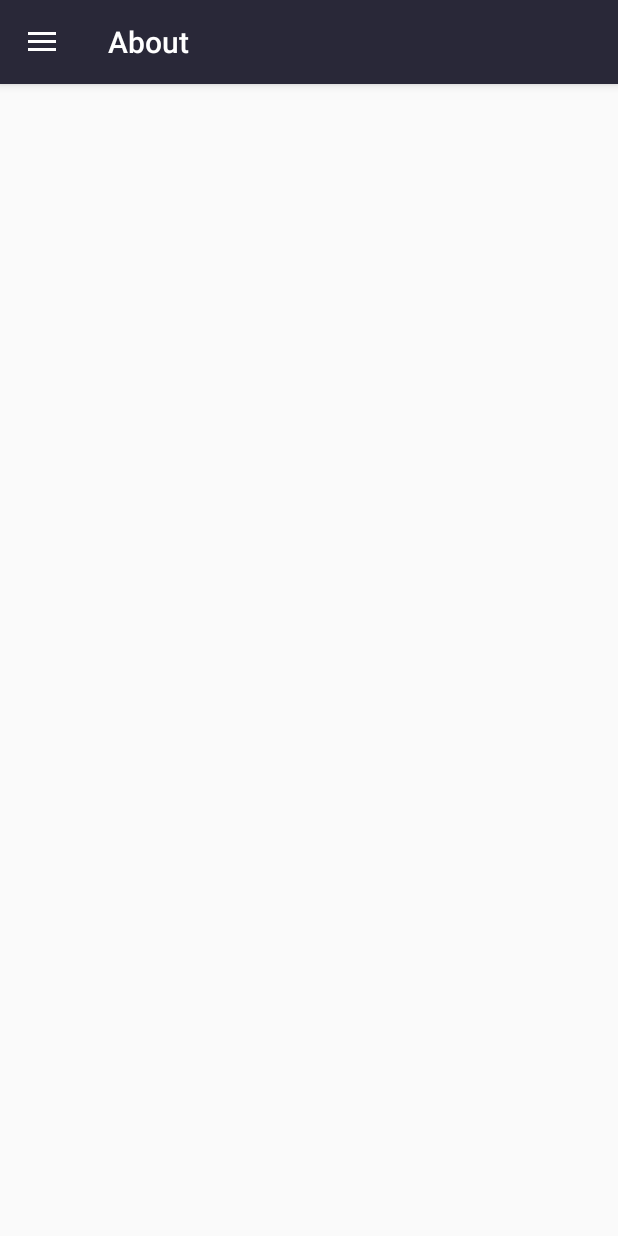
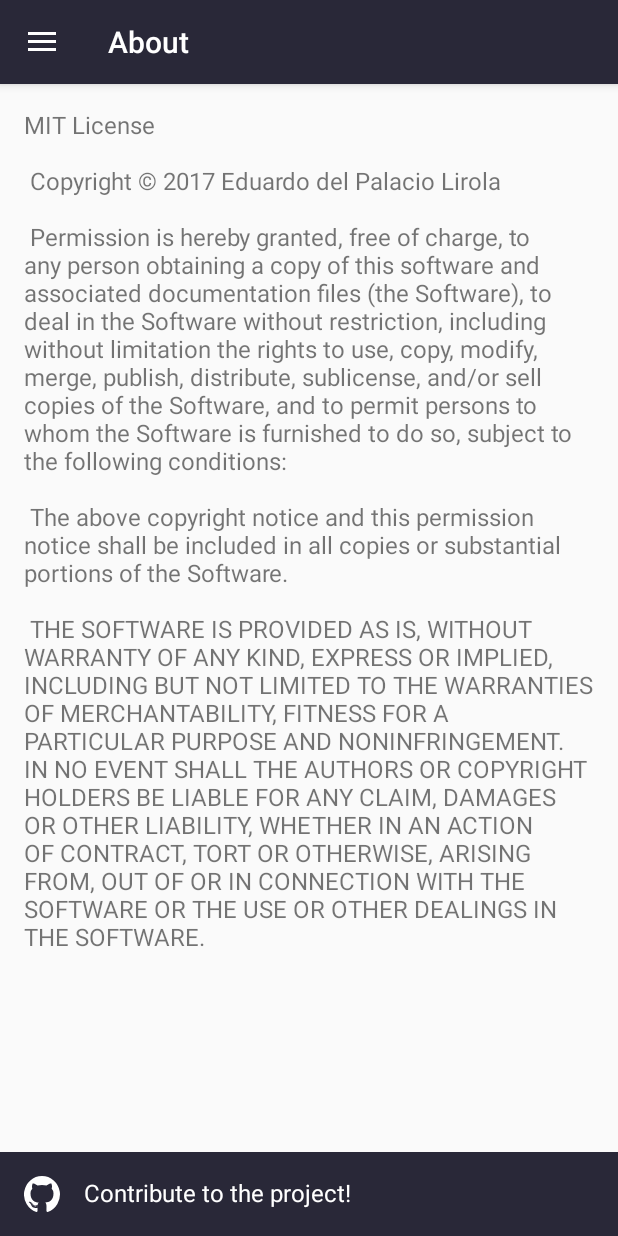
Before and after one commit to Eddydpyl/noMorse, an Android app: the screen it shows after launch (DrawerActivity), in the side drawer, after a tap on "About", on a phone screen of 412 x 824 dp. Run offline under Robolectric (Android 15) with nearby library versions, the phone set to English and light mode, and no system bars.

Commit message:
Reworked App Layout

```diff
--- a/app/src/main/java/dpyl/eddy/nomorse/Constants.java
+++ b/app/src/main/java/dpyl/eddy/nomorse/Constants.java
@@ -4,8 +4,8 @@ public class Constants {
 
     public static final String WHATSAPP_PACKAGE = "com.whatsapp";
 
+    public static final String STATE_KEY = "state";
     public static final int STATE_SETTINGS = 0;
     public static final int STATE_ABOUT = 1;
-    public static final int STATE_CONTRIBUTE = 2;
 
 }
--- a/app/src/main/java/dpyl/eddy/nomorse/view/AboutFragment.java
+++ b/app/src/main/java/dpyl/eddy/nomorse/view/AboutFragment.java
@@ -1,10 +1,13 @@
 package dpyl.eddy.nomorse.view;
 
+import android.content.Intent;
+import android.net.Uri;
 import android.os.Bundle;
 import android.support.v4.app.Fragment;
 import android.view.LayoutInflater;
 import android.view.View;
 import android.view.ViewGroup;
+import android.widget.LinearLayout;
 
 import dpyl.eddy.nomorse.R;
 
@@ -19,6 +22,15 @@ public class AboutFragment extends Fragment {
 
     @Override
     public View onCreateView(LayoutInflater inflater, ViewGroup container, Bundle savedInstanceState) {
-        return inflater.inflate(R.layout.fragment_about, container, false);
+        View view = inflater.inflate(R.layout.fragment_about, container, false);
+        LinearLayout linearLayout = view.findViewById(R.id.linearLayout_contribute);
+        linearLayout.setOnClickListener(new View.OnClickListener() {
+            @Override
+            public void onClick(View view) {
+                Intent browserIntent = new Intent(Intent.ACTION_VIEW, Uri.parse(getString(R.string.url_github)));
+                startActivity(browserIntent);
+            }
+        });
+        return view;
     }
 }
--- a/app/src/main/java/dpyl/eddy/nomorse/view/DrawerActivity.java
+++ b/app/src/main/java/dpyl/eddy/nomorse/view/DrawerActivity.java
@@ -19,12 +19,13 @@ import android.view.Menu;
 import android.view.MenuItem;
 import android.widget.ImageView;
 
-import dpyl.eddy.nomorse.Constants;
 import dpyl.eddy.nomorse.R;
 
+import static dpyl.eddy.nomorse.Constants.STATE_ABOUT;
+import static dpyl.eddy.nomorse.Constants.STATE_KEY;
+import static dpyl.eddy.nomorse.Constants.STATE_SETTINGS;
+
 public class DrawerActivity extends AppCompatActivity implements NavigationView.OnNavigationItemSelectedListener {
-
-    private static final String STATE_KEY = "state";
 
     private Integer state;
 
@@ -52,21 +53,17 @@ public class DrawerActivity extends AppCompatActivity implements NavigationView.
         ImageView navHeader = navigationView.getHeaderView(0).findViewById(R.id.imageView_navHeader);
         navHeader.setImageDrawable(roundedBitmapDrawable);
 
-        state = savedInstanceState != null ? savedInstanceState.getInt(STATE_KEY) : Constants.STATE_SETTINGS;
+        state = savedInstanceState != null ? savedInstanceState.getInt(STATE_KEY) : STATE_SETTINGS;
         navigationView.getMenu().getItem(state).setChecked(true);
 
         Fragment fragment;
         FragmentManager fragmentManager = getSupportFragmentManager();
         switch (state) {
-            case Constants.STATE_SETTINGS:
+            case STATE_SETTINGS:
                 fragment = new SettingsFragment();
                 setTitle(R.string.menu_settings);
                 break;
-            case Constants.STATE_CONTRIBUTE:
-                fragment = new ContributeFragment();
-                setTitle(R.string.menu_contribute);
-                break;
-            case Constants.STATE_ABOUT:
+            case STATE_ABOUT:
                 fragment = new AboutFragment();
                 setTitle(R.string.menu_about);
                 break;
@@ -78,9 +75,9 @@ public class DrawerActivity extends AppCompatActivity implements NavigationView.
     }
 
     @Override
-    protected void onRestoreInstanceState(Bundle savedInstanceState) {
-        super.onRestoreInstanceState(savedInstanceState);
-        savedInstanceState.putInt(STATE_KEY, state);
+    protected void onSaveInstanceState(Bundle outState) {
+        super.onSaveInstanceState(outState);
+        outState.putInt(STATE_KEY, state);
     }
 
     @Override
@@ -101,7 +98,7 @@ public class DrawerActivity extends AppCompatActivity implements NavigationView.
     public boolean onPrepareOptionsMenu(Menu menu) {
         MenuItem menuItem = menu.findItem(R.id.action_help);
         if (menuItem != null) {
-            if (state == Constants.STATE_SETTINGS) menuItem.setVisible(true);
+            if (state == STATE_SETTINGS) menuItem.setVisible(true);
             else menuItem.setVisible(false);
         } return super.onPrepareOptionsMenu(menu);
     }
@@ -119,15 +116,11 @@ public class DrawerActivity extends AppCompatActivity implements NavigationView.
         int id = item.getItemId();
         Fragment fragment = null;
         if (id == R.id.nav_manage) {
-            state = Constants.STATE_SETTINGS;
+            state = STATE_SETTINGS;
             fragment = new SettingsFragment();
             setTitle(R.string.menu_settings);
-        } else if (id == R.id.nav_contribute) {
-            state = Constants.STATE_CONTRIBUTE;
-            fragment = new ContributeFragment();
-            setTitle(R.string.menu_contribute);
         } else if (id == R.id.nav_about) {
-            state = Constants.STATE_ABOUT;
+            state = STATE_ABOUT;
             fragment = new AboutFragment();
             setTitle(R.string.menu_about);
         }
--- a/app/src/main/java/dpyl/eddy/nomorse/view/SettingsFragment.java
+++ b/app/src/main/java/dpyl/eddy/nomorse/view/SettingsFragment.java
@@ -5,6 +5,7 @@ import android.support.v4.app.Fragment;
 import android.view.LayoutInflater;
 import android.view.View;
 import android.view.ViewGroup;
+import android.widget.GridView;
 
 import dpyl.eddy.nomorse.R;
 
@@ -19,6 +20,7 @@ public class SettingsFragment extends Fragment {
 
     @Override
     public View onCreateView(LayoutInflater inflater, ViewGroup container, Bundle savedInstanceState) {
-        return inflater.inflate(R.layout.fragment_settings, container, false);
+        GridView gridView = (GridView) inflater.inflate(R.layout.fragment_settings, container, false);
+        return gridView;
     }
 }
--- /dev/null
+++ b/app/src/main/res/drawable/ic_github.xml
@@ -0,0 +1,11 @@
+<vector android:height="24dp" android:viewportHeight="117.79"
+    android:viewportWidth="120.78" android:width="24dp" xmlns:android="http://schemas.android.com/apk/res/android">
+    <path android:fillColor="#FFFFFF" android:pathData="M60.39,0A60.39,60.39 0,0 0,41.3 117.69c3,0.56 4.13,-1.31 4.13,-2.91 0,-1.44 -0.06,-6.2 -0.08,-11.24C28.54,107.19 25,96.42 25,96.42c-2.75,-7 -6.7,-8.84 -6.7,-8.84 -5.48,-3.75 0.41,-3.67 0.41,-3.67 6.06,0.43 9.26,6.22 9.26,6.22 5.39,9.23 14.13,6.56 17.57,5 0.54,-3.9 2.11,-6.57 3.83,-8.08C36,85.55 21.85,80.37 21.85,57.23A23.37,23.37 0,0 1,28.08 41c-0.63,-1.52 -2.69,-7.66 0.58,-16 0,0 5.07,-1.62 16.61,6.19a57.26,57.26 0,0 1,30.24 0C87,23.42 92.11,25 92.11,25c3.29,8.32 1.22,14.46 0.59,16a23.32,23.32 0,0 1,6.21 16.21c0,23.19 -14.13,28.3 -27.57,29.8 2.17,1.87 4.1,5.55 4.1,11.18 0,8.08 -0.07,14.58 -0.07,16.57 0,1.61 1.09,3.49 4.15,2.9A60.4,60.4 0,0 0,60.39 0Z"/>
+    <path android:fillColor="#FFFFFF" android:pathData="M22.87,86.7c-0.13,0.3 -0.61,0.39 -1,0.18s-0.68,-0.61 -0.54,-0.91 0.6,-0.39 1,-0.19 0.69,0.61 0.54,0.91ZM22.13,86.15"/>
+    <path android:fillColor="#FFFFFF" android:pathData="M25.32,89.43c-0.29,0.27 -0.85,0.14 -1.23,-0.28a0.92,0.92 0,0 1,-0.18 -1.25c0.3,-0.27 0.84,-0.14 1.24,0.28s0.47,1 0.17,1.25ZM24.74,88.81"/>
+    <path android:fillColor="#FFFFFF" android:pathData="M27.7,92.91c-0.37,0.26 -1,0 -1.35,-0.52s-0.37,-1.18 0,-1.44 1,0 1.35,0.51 0.37,1.19 0,1.45ZM27.7,92.91"/>
+    <path android:fillColor="#FFFFFF" android:pathData="M31,96.27c-0.33,0.37 -1,0.27 -1.55,-0.23a1.16,1.16 0,0 1,-0.34 -1.54c0.34,-0.37 1,-0.26 1.56,0.23s0.68,1.18 0.33,1.54ZM31,96.27"/>
+    <path android:fillColor="#FFFFFF" android:pathData="M35.46,98.22c-0.15,0.47 -0.83,0.69 -1.51,0.49s-1.13,-0.76 -1,-1.24 0.82,-0.7 1.51,-0.49 1.13,0.76 1,1.24ZM35.46,98.22"/>
+    <path android:fillColor="#FFFFFF" android:pathData="M40.4,98.58c0,0.5 -0.56,0.91 -1.28,0.92s-1.31,-0.39 -1.31,-0.88 0.57,-0.91 1.29,-0.92 1.31,0.39 1.31,0.88ZM40.4,98.58"/>
+    <path android:fillColor="#FFFFFF" android:pathData="M45,97.8c0.09,0.49 -0.41,1 -1.13,1.12s-1.35,-0.17 -1.44,-0.65 0.42,-1 1.12,-1.13 1.35,0.17 1.44,0.66ZM45,97.8"/>
+</vector>
--- a/app/src/main/res/layout/fragment_about.xml
+++ b/app/src/main/res/layout/fragment_about.xml
@@ -1,7 +1,55 @@
-<FrameLayout xmlns:android="http://schemas.android.com/apk/res/android"
+<RelativeLayout xmlns:android="http://schemas.android.com/apk/res/android"
     xmlns:tools="http://schemas.android.com/tools"
+    android:layout_height="match_parent"
     android:layout_width="match_parent"
-    android:layout_height="match_parent"
     tools:context="dpyl.eddy.nomorse.view.AboutFragment">
 
-</FrameLayout>
+    <ScrollView xmlns:android="http://schemas.android.com/apk/res/android"
+        android:layout_width="match_parent"
+        android:layout_height="match_parent"
+        android:layout_marginTop="@dimen/activity_vertical_margin"
+        android:layout_marginBottom="@dimen/con_vertical_margin"
+        android:layout_marginStart="@dimen/activity_horizontal_margin"
+        android:layout_marginEnd="@dimen/activity_horizontal_margin"
+        android:layout_alignParentTop="true"
+        android:scrollbars="vertical">
+
+        <TextView
+            android:layout_width="match_parent"
+            android:layout_height="wrap_content"
+            android:text="@string/content_about"
+            android:textSize="16sp"
+            android:autoLink="all"/>
+
+    </ScrollView>
+
+    <LinearLayout
+        android:id="@+id/linearLayout_contribute"
+        android:layout_width="match_parent"
+        android:layout_height="wrap_content"
+        android:orientation="horizontal"
+        android:paddingTop="@dimen/activity_vertical_margin"
+        android:paddingBottom="@dimen/activity_vertical_margin"
+        android:paddingStart="@dimen/activity_horizontal_margin"
+        android:paddingEnd="@dimen/activity_horizontal_margin"
+        android:background="@color/colorPrimary"
+        android:layout_alignParentBottom="true">
+
+        <ImageView
+            android:layout_width="wrap_content"
+            android:layout_height="wrap_content"
+            android:layout_marginEnd="@dimen/activity_horizontal_margin"
+            android:src="@drawable/ic_github"
+            android:contentDescription="@string/desc_github" />
+
+        <TextView
+            android:layout_width="wrap_content"
+            android:layout_height="wrap_content"
+            android:text="@string/content_contribute"
+            android:textColor="@color/colorWhite"
+            android:textSize="16sp"
+            android:autoLink="all"/>
+
+    </LinearLayout>
+
+</RelativeLayout>
--- a/app/src/main/res/menu/activity_drawer_drawer.xml
+++ b/app/src/main/res/menu/activity_drawer_drawer.xml
@@ -7,10 +7,6 @@
             android:icon="@drawable/ic_settings"
             android:title="@string/menu_settings" />
         <item
-            android:id="@+id/nav_contribute"
-            android:icon="@drawable/ic_fork"
-            android:title="@string/menu_contribute" />
-        <item
             android:id="@+id/nav_about"
             android:icon="@drawable/ic_about"
             android:title="@string/menu_about" />
--- a/app/src/main/res/values/dimens.xml
+++ b/app/src/main/res/values/dimens.xml
@@ -6,4 +6,5 @@
     <dimen name="appbar_padding_top">8dp</dimen>
     <dimen name="nav_header_vertical_spacing">16dp</dimen>
     <dimen name="nav_header_height">160dp</dimen>
+    <dimen name="con_vertical_margin">72dp</dimen>
 </resources>
--- a/app/src/main/res/values/strings.xml
+++ b/app/src/main/res/values/strings.xml
@@ -11,4 +11,34 @@
     <string name="navigation_drawer_open">Open navigation drawer</string>
     <string name="navigation_drawer_close">Close navigation drawer</string>
 
+    <string name="url_github">https://github.com/Eddydpyl/noMorse</string>
+
+    <string name="content_about">
+        MIT License
+        \n\n
+        Copyright © 2017 Eduardo del Palacio Lirola
+        \n\n
+        Permission is hereby granted, free of charge, to any person obtaining a copy
+        of this software and associated documentation files (the "Software"), to deal
+        in the Software without restriction, including without limitation the rights
+        to use, copy, modify, merge, publish, distribute, sublicense, and/or sell
+        copies of the Software, and to permit persons to whom the Software is
+        furnished to do so, subject to the following conditions:
+        \n\n
+        The above copyright notice and this permission notice shall be included in all
+        copies or substantial portions of the Software.
+        \n\n
+        THE SOFTWARE IS PROVIDED "AS IS", WITHOUT WARRANTY OF ANY KIND, EXPRESS OR
+        IMPLIED, INCLUDING BUT NOT LIMITED TO THE WARRANTIES OF MERCHANTABILITY,
+        FITNESS FOR A PARTICULAR PURPOSE AND NONINFRINGEMENT. IN NO EVENT SHALL THE
+        AUTHORS OR COPYRIGHT HOLDERS BE LIABLE FOR ANY CLAIM, DAMAGES OR OTHER
+        LIABILITY, WHETHER IN AN ACTION OF CONTRACT, TORT OR OTHERWISE, ARISING FROM,
+        OUT OF OR IN CONNECTION WITH THE SOFTWARE OR THE USE OR OTHER DEALINGS IN THE SOFTWARE.
+    </string>
+    <string name="content_contribute">Contribute to the project!</string>
+    <string name="content_whatsApp">WhatsApp</string>
+
+    <string name="desc_github">Github Logo</string>
+    <string name="desc_whatsApp">WhatsApp Logo</string>
+
 </resources>
```
Also changed, not shown: app/src/main/java/dpyl/eddy/nomorse/view/ContributeFragment.java (deleted, +0 -24 lines), app/src/main/res/drawable/ic_whatsapp.xml (added, +22 -0 lines), app/src/main/res/layout/fragment_contribute.xml (deleted, +0 -7 lines), app/src/main/res/layout/fragment_settings.xml (+6 -4 lines).
